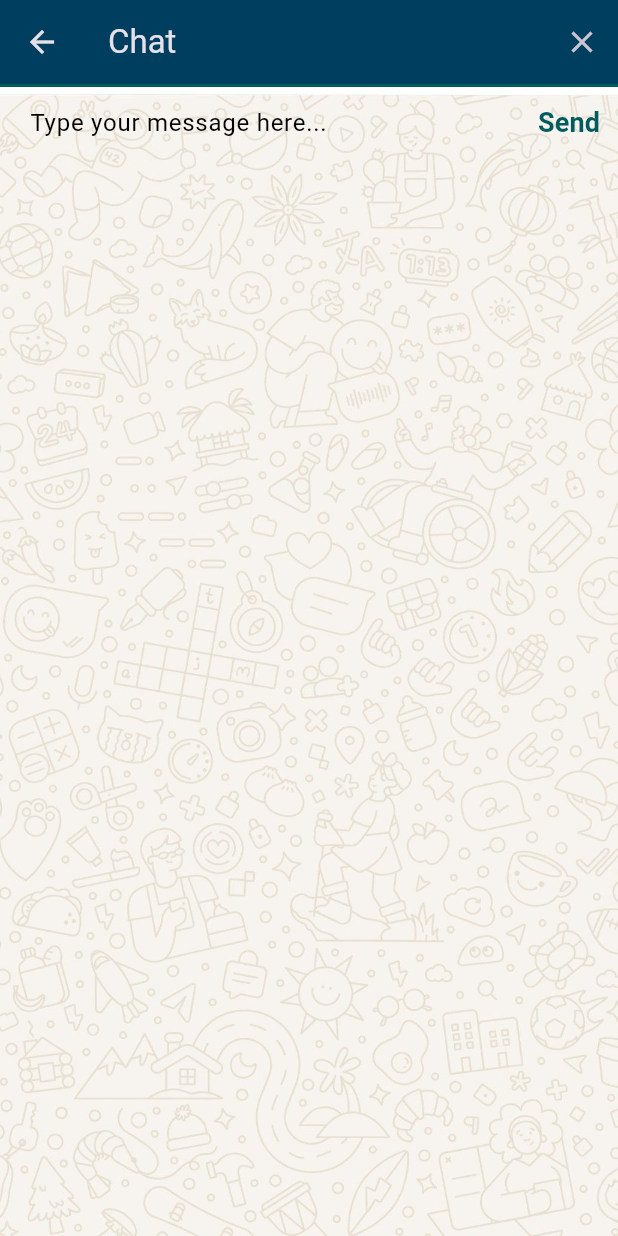
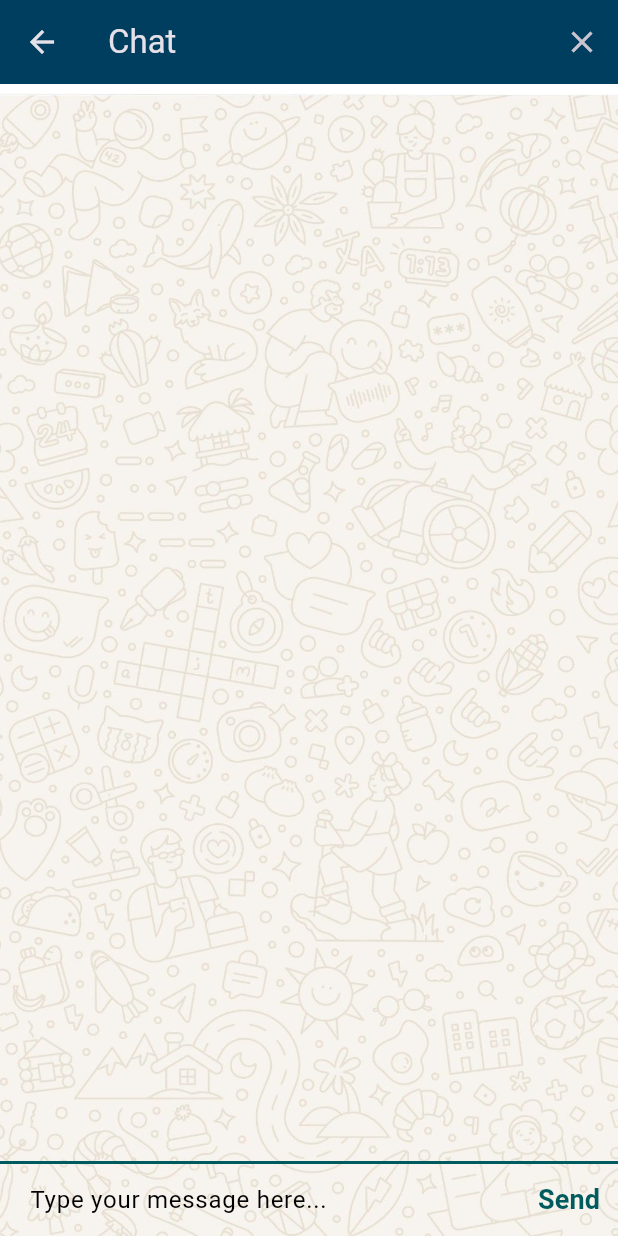
Before and after one commit to Fatemaaa25/LinkUp-Chat-Flutter-App, a Flutter app: the ChatScreen screen opened by its route, after a tap on "Send", on a phone screen of 412 x 824 dp. Run offline on Flutter 3.47's test engine with Material 3 defaults, Android fonts, the phone set to English and light mode, and no system bars; our stand-ins replace animated_text_kit, cloud_firestore, firebase_auth, firebase_core, modal_progress_hud_nsn; accounts and stored records are empty.

Commit message:
feat: Complete chat app

```diff
--- a/lib/screens/chat_screen.dart
+++ b/lib/screens/chat_screen.dart
@@ -1,76 +1,89 @@
+import 'package:cloud_firestore/cloud_firestore.dart';
 import 'package:firebase_auth/firebase_auth.dart';
 import 'package:flutter/material.dart';
 import 'package:flash_chat/constants.dart';
 
+final _fireStore = FirebaseFirestore.instance;
+final _auth = FirebaseAuth.instance;
+
+User? loggedInUser;
+
 class ChatScreen extends StatefulWidget {
-  static const String id='chat_screen';
+  static const String id = 'chat_screen';
+
   @override
   _ChatScreenState createState() => _ChatScreenState();
 }
 
 class _ChatScreenState extends State<ChatScreen> {
-  final _auth = FirebaseAuth.instance;
-  User? loggedInUser;
+  final messageTextController = TextEditingController();
+
+  @override
+  void initState() {
+    super.initState();
+    getCurrentUser();
+  }
 
   void getCurrentUser() {
     final user = _auth.currentUser;
-
     if (user != null) {
       loggedInUser = user;
     }
   }
 
   @override
-  void initState() {
-    // TODO: implement initState
-    super.initState();
-    getCurrentUser();
-  }
-  @override
   Widget build(BuildContext context) {
     return Scaffold(
       appBar: AppBar(
-        leading: null,
-        actions: <Widget>[
+        backgroundColor: const Color(0xFF003E5F),
+        title: const Text('Chat'),
+        actions: [
           IconButton(
-              icon: Icon(Icons.close),
-              onPressed: () {
-                _auth.signOut();
-                Navigator.pop(context);
-              }),
+            icon: const Icon(Icons.close),
+            onPressed: () async {
+              await _auth.signOut();
+              Navigator.pop(context);
+            },
+          ),
         ],
-        title: Text('Chat'),
-        backgroundColor: Color(0xFF003E5F),
       ),
-      body: Container(
-        decoration: kBoxDecoration,
-        constraints: BoxConstraints.expand(),
-        child: SafeArea(
+      body: SafeArea(
+        child: Container(
+          decoration: kBoxDecoration,
           child: Column(
-            mainAxisAlignment: MainAxisAlignment.spaceBetween,
-            crossAxisAlignment: CrossAxisAlignment.stretch,
-            children: <Widget>[
+            children: [
+              const MessagesStream(),
+
               Container(
                 decoration: kMessageContainerDecoration,
                 child: Row(
-                  crossAxisAlignment: CrossAxisAlignment.center,
-                  children: <Widget>[
+                  children: [
                     Expanded(
                       child: TextField(
-                        onChanged: (value) {
-                          //Do something with the user input.
-                        },
+                        controller: messageTextController,
+                        style: const TextStyle(color: Colors.black),
                         decoration: kMessageTextFieldDecoration,
                       ),
                     ),
+
                     TextButton(
-                      onPressed: () {
-                        //Implement send functionality.
-                      },
-                      child: Text(
+                      child: const Text(
                         'Send',
                         style: kSendButtonTextStyle,
                       ),
+                      onPressed: () async {
+                        final text = messageTextController.text.trim();
+                        messageTextController.clear();
+
+                        if (loggedInUser == null || text.isEmpty) return;
+
+                        await _fireStore.collection('messages').add({
+                          'text': text,
+                          'sender': loggedInUser!.email,
+                          'createdAt': DateTime.now()
+                              .millisecondsSinceEpoch, // 👈 IMPORTANT
+                        });
+                      },
                     ),
                   ],
                 ),
@@ -82,3 +95,109 @@ class _ChatScreenState extends State<ChatScreen> {
     );
   }
 }
+
+class MessagesStream extends StatelessWidget {
+  const MessagesStream({super.key});
+
+  @override
+  Widget build(BuildContext context) {
+    return Expanded(
+      child: StreamBuilder<QuerySnapshot>(
+        stream: _fireStore
+            .collection('messages')
+            .orderBy('createdAt')
+            .snapshots(),
+        builder: (context, snapshot) {
+          if (!snapshot.hasData) {
+            return const Center(
+              child: CircularProgressIndicator(),
+            );
+          }
+
+          final messages = snapshot.data!.docs;
+          final currentUser = loggedInUser?.email ?? '';
+
+          List<MessageBubble> messageWidgets = [];
+
+          for (var message in messages) {
+            final data = message.data() as Map<String, dynamic>;
+
+            final messageText = data['text'] ?? '';
+            final messageSender = data['sender'] ?? '';
+
+            messageWidgets.add(
+              MessageBubble(
+                sender: messageSender,
+                text: messageText,
+                isMe: currentUser == messageSender,
+              ),
+            );
+          }
+
+          return ListView(
+            padding: const EdgeInsets.symmetric(
+              horizontal: 10,
+              vertical: 20,
+            ),
+            children: messageWidgets,
+          );
+        },
+      ),
+    );
+  }
+}
+
+class MessageBubble extends StatelessWidget {
+  MessageBubble({
+    required this.sender,
+    required this.text,
+    required this.isMe,
+  });
+
+  final bool isMe;
+  final String sender;
+  final String text;
+
+  @override
+  Widget build(BuildContext context) {
+    return Padding(
+      padding: const EdgeInsets.all(10),
+      child: Column(
+        crossAxisAlignment:
+        isMe ? CrossAxisAlignment.end : CrossAxisAlignment.start,
+        children: [
+          Text(
+            sender,
+            style: const TextStyle(
+              fontSize: 12,
+              color: Colors.black45,
+            ),
+          ),
+          Material(
+            borderRadius: BorderRadius.only(
+              topLeft: const Radius.circular(30),
+              topRight: const Radius.circular(30),
+              bottomLeft: Radius.circular(isMe ? 30 : 0),
+              bottomRight: Radius.circular(isMe ? 0 : 30),
+            ),
+            elevation: 5,
+            color: isMe ? const Color(0xFFD08C60) : Colors.white,
+            child: Padding(
+              padding: const EdgeInsets.symmetric(
+                horizontal: 20,
+                vertical: 10,
+              ),
+              child: Text(
+                text,
+                style: TextStyle(
+                  color: isMe ? Colors.white : Colors.black,
+                  fontSize: 15,
+                ),
+              ),
+            ),
+          ),
+        ],
+      ),
+    );
+  }
+}
```
Also changed, not shown: lib/screens/login_screen.dart (+7 -5 lines), lib/screens/registration_screen.dart (+7 -5 lines), lib/screens/welcome_screen.dart (+31 -21 lines), flutter_01.png (added), 1 other file.
